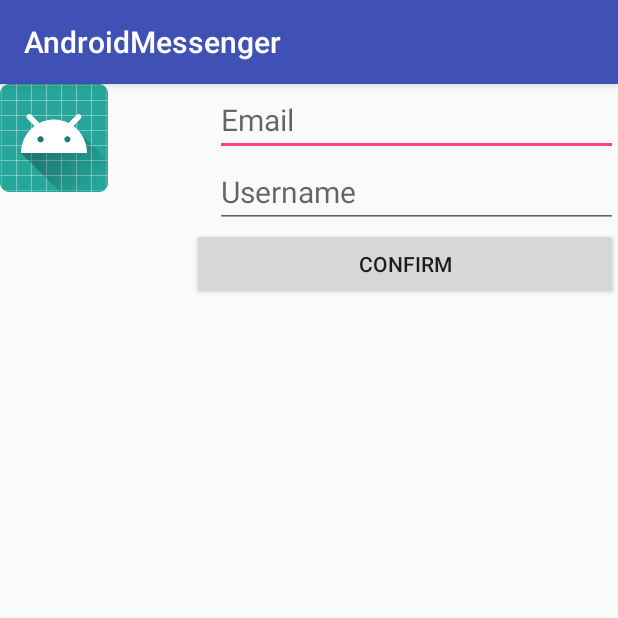
After one commit to Q1minus/AndroidMessenger, an Android app: the ProfileActivity screen opened directly, with no data from a screen before it, on a phone screen of 412 x 824 dp, the top half of it. The commit adds this screen. Run offline under Robolectric (Android 15) with nearby library versions, the phone set to English and light mode, and no system bars; our stand-ins replace Firebase (no records; nobody signed in at launch, a user with empty details on screens opened directly); libraries missing offline, so code that uses them is left out: com.firebase.ui.

Commit message:
Added ProfileActivity

```diff
--- /dev/null
+++ b/app/src/main/java/com/example/vadim/androidmesseger/activities/ProfileActivity.java
@@ -0,0 +1,112 @@
+package com.example.vadim.androidmesseger.activities;
+
+import android.support.v7.app.AppCompatActivity;
+import android.os.Bundle;
+import android.view.View;
+import android.widget.Button;
+import android.widget.EditText;
+import android.widget.ImageView;
+import android.widget.Toast;
+
+import com.bumptech.glide.Glide;
+import com.example.vadim.androidmesseger.R;
+import com.firebase.ui.storage.images.FirebaseImageLoader;
+import com.google.firebase.auth.FirebaseAuth;
+import com.google.firebase.auth.FirebaseUser;
+import com.google.firebase.database.DataSnapshot;
+import com.google.firebase.database.DatabaseError;
+import com.google.firebase.database.DatabaseReference;
+import com.google.firebase.database.FirebaseDatabase;
+import com.google.firebase.database.ValueEventListener;
+import com.google.firebase.storage.FirebaseStorage;
+import com.google.firebase.storage.StorageReference;
+
+
+public class ProfileActivity extends AppCompatActivity implements View.OnClickListener {
+    ImageView photoImage;
+    Button buttonConfirm;
+    EditText editEmail, editUsername;
+
+    private FirebaseUser user;
+    private DatabaseReference myRef;
+
+    @Override
+    protected void onCreate(Bundle savedInstanceState) {
+        super.onCreate(savedInstanceState);
+        setContentView(R.layout.activity_profile);
+
+        buttonConfirm = findViewById(R.id.confirm_button_profile);
+        editEmail = findViewById(R.id.email_profile);
+        editUsername = findViewById(R.id.username_profile);
+        photoImage = findViewById(R.id.photo_profile);
+
+        myRef = FirebaseDatabase.getInstance().getReference();
+        user = FirebaseAuth.getInstance().getCurrentUser();
+
+        buttonConfirm.setOnClickListener(this);
+
+        updateUI();
+    }
+
+    @Override
+    public void onClick(View view) {
+        switch (view.getId()) {
+        case R.id.confirm_button_profile:
+            String stringUsername = editUsername.getText().toString().trim();
+            if (!stringUsername.isEmpty()) {
+                myRef.child("Users").child(user.getUid()).child("username").setValue(stringUsername);
+            }
+
+            String stringEmail = editEmail.getText().toString().trim();
+            if (!stringEmail.isEmpty()){
+                myRef.child("Users").child(user.getUid()).child("email").setValue(stringEmail);
+            }
+
+            if (!stringEmail.isEmpty())
+                Toast.makeText(ProfileActivity.this, "Done!", Toast.LENGTH_SHORT).show();
+            break;
+        }
+    }
+
+    private void updateUI() {
+        myRef.child("Users").child(user.getUid()).child("email")
+                .addValueEventListener(new ValueEventListener() {
+                    @Override
+                    public void onDataChange(DataSnapshot dataSnapshot) {
+                        editEmail.setText(dataSnapshot.getValue(String.class));
+                    }
+
+                    @Override
+                    public void onCancelled(DatabaseError databaseError) { }
+                });
+
+        myRef.child("Users").child(user.getUid()).child("username")
+                .addValueEventListener(new ValueEventListener() {
+                    @Override
+                    public void onDataChange(DataSnapshot dataSnapshot) {
+                        editUsername.setText(dataSnapshot.getValue(String.class));
+                    }
+
+                    @Override
+                    public void onCancelled(DatabaseError databaseError) { }
+                });
+
+        final StorageReference storageRef = FirebaseStorage.getInstance().getReference();
+        myRef.child("Users").child(user.getUid()).child("photo")
+                .addValueEventListener(new ValueEventListener() {
+                    @Override
+                    public void onDataChange(DataSnapshot dataSnapshot) {
+                        String imageName = dataSnapshot.getValue(String.class);
+                        if (imageName != null){
+                            Glide.with(ProfileActivity.this)
+                                    .using(new FirebaseImageLoader())
+                                    .load(storageRef.child("images").child(imageName))
+                                    .into(photoImage);
+                        }
+                    }
+
+                    @Override
+                    public void onCancelled(DatabaseError databaseError) { }
+                });
+    }
+}
--- a/app/src/main/res/layout/activity_profile.xml
+++ b/app/src/main/res/layout/activity_profile.xml
@@ -1,9 +1,48 @@
 <?xml version="1.0" encoding="utf-8"?>
-<android.support.constraint.ConstraintLayout xmlns:android="http://schemas.android.com/apk/res/android"
+
+<LinearLayout xmlns:android="http://schemas.android.com/apk/res/android"
+    xmlns:tools="http://schemas.android.com/tools"
     xmlns:app="http://schemas.android.com/apk/res-auto"
-    xmlns:tools="http://schemas.android.com/tools"
     android:layout_width="match_parent"
     android:layout_height="match_parent"
+    android:orientation="horizontal"
     tools:context="com.example.vadim.androidmesseger.activities.ProfileActivity">
 
-</android.support.constraint.ConstraintLayout>
+    <ImageView
+        android:id="@+id/photo_profile"
+        android:layout_width="128dp"
+        android:layout_height="128dp"
+        android:src="@mipmap/ic_launcher"
+        android:scaleType="matrix"/>
+
+    <LinearLayout
+        android:layout_height="match_parent"
+        android:layout_width="match_parent"
+        android:orientation="vertical">
+
+        <EditText
+            android:id="@+id/email_profile"
+            android:layout_width="match_parent"
+            android:layout_height="wrap_content"
+            android:layout_marginLeft="15dp"
+            android:hint="@string/hint_email"
+            android:textColor="@color/colorBlack"
+            android:textSize="20sp" />
+
+        <EditText
+            android:id="@+id/username_profile"
+            android:layout_width="match_parent"
+            android:layout_height="wrap_content"
+            android:layout_marginLeft="15dp"
+            android:hint="Username"
+            android:textColor="@color/colorBlack"
+            android:textSize="20sp" />
+
+        <Button
+            android:id="@+id/confirm_button_profile"
+            android:layout_width="match_parent"
+            android:layout_height="wrap_content"
+            android:text="@string/confirm"/>
+    </LinearLayout>
+
+</LinearLayout>
```
